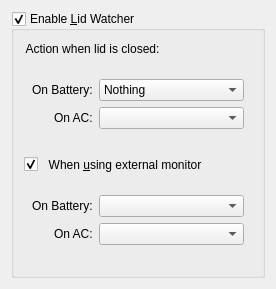
Before: the Qt Designer form config/lidwatchersettings.ui in lxqt/lxqt-powermanagement, drawn with Qt 5.
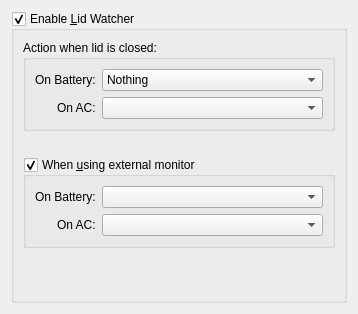
After: the same form once the commit is applied.

Commit message: Added spacers for better UI (#480)

```diff
--- a/config/lidwatchersettings.ui
+++ b/config/lidwatchersettings.ui
@@ -6,16 +6,10 @@
    <rect>
     <x>0</x>
     <y>0</y>
-    <width>276</width>
-    <height>289</height>
+    <width>358</width>
+    <height>314</height>
    </rect>
   </property>
-  <property name="styleSheet">
-   <string notr="true">QGroupBox QGroupBox {
-border: none;
-padding-top: 30px;
-}</string>
-  </property>
   <layout class="QVBoxLayout" name="verticalLayout">
    <item>
     <widget class="QGroupBox" name="lidWatcherSettingsGroupBox">
@@ -31,9 +25,6 @@
      <layout class="QVBoxLayout" name="verticalLayout_2">
       <item>
        <widget class="QGroupBox" name="groupBox">
-        <property name="styleSheet">
-         <string notr="true"/>
-        </property>
         <property name="title">
          <string>Action when lid is closed:</string>
         </property>
@@ -88,6 +79,22 @@
         </layout>
        </widget>
       </item>
+   <item>
+    <spacer name="verticalSpacer">
+     <property name="orientation">
+      <enum>Qt::Vertical</enum>
+     </property>
+     <property name="sizeType">
+      <enum>QSizePolicy::Fixed</enum>
+     </property>
+     <property name="sizeHint" stdset="0">
+      <size>
+       <width>10</width>
+       <height>20</height>
+      </size>
+     </property>
+    </spacer>
+   </item>
       <item>
        <widget class="QGroupBox" name="extMonGroupBox">
         <property name="title">
@@ -139,6 +146,22 @@
         </layout>
        </widget>
       </item>
+      <item>
+       <spacer name="verticalSpacer1">
+        <property name="orientation">
+         <enum>Qt::Orientation::Vertical</enum>
+        </property>
+        <property name="sizeType">
+         <enum>QSizePolicy::Policy::Expanding</enum>
+        </property>
+        <property name="sizeHint" stdset="0">
+         <size>
+          <width>10</width>
+          <height>20</height>
+         </size>
+        </property>
+       </spacer>
+      </item>
      </layout>
     </widget>
    </item>
```
Left out of the diff: 8 changed lines with no effect on the pictures.
